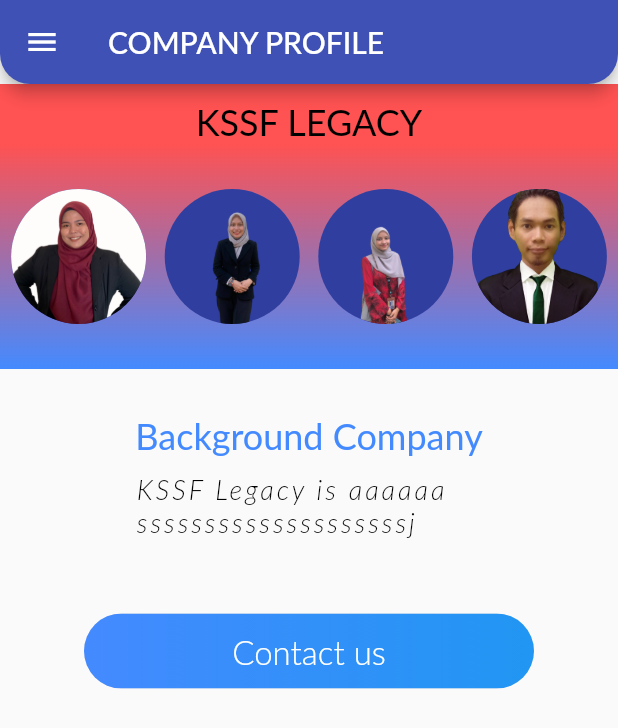
After one commit to syazanurizzati/projectgroupframework, a Flutter app: the MainPageScreen screen opened directly, in the side drawer, after a tap on "Company Profile", on a phone screen of 412 x 824 dp. The commit adds this screen. Shown: the top 728 px of the screen. Run offline on Flutter 3.47's test engine with Material 2 defaults, Android fonts, the phone set to English and light mode, and no system bars; network calls fail; Roboto replaces fonts that are missing (Lato).

Commit message:
asset_project
Latest (Profile pastu cari sendiri)

```diff
--- a/asset_project/lib/screens/add_asset.dart
+++ b/asset_project/lib/screens/add_asset.dart
@@ -68,7 +68,7 @@ class addAssetScreen extends StatelessWidget {
       ),
       validator: (value) {
         if (value!.isEmpty) {
-          return 'Subname is reqired';
+          return 'Subname is required';
         }
         return null;
       },
@@ -93,7 +93,6 @@ class addAssetScreen extends StatelessWidget {
                   : ' Registaration asset: ${DateFormat.yMd().format(_selectedDate)}',
             ),
           ),
-
           ElevatedButton.icon(
               style: ElevatedButton.styleFrom(
                 primary: Colors.blue,
@@ -141,7 +140,7 @@ class addAssetScreen extends StatelessWidget {
       keyboardType: TextInputType.text,
       validator: (value) {
         if (value!.isEmpty) {
-          return 'location is reqired';
+          return 'location is required';
         }
         return null;
       },
@@ -163,7 +162,7 @@ class addAssetScreen extends StatelessWidget {
       keyboardType: TextInputType.text,
       validator: (value) {
         if (value!.isEmpty) {
-          return 'status is reqired';
+          return 'status is required';
         }
         return null;
       },
@@ -180,7 +179,7 @@ class addAssetScreen extends StatelessWidget {
       keyboardType: TextInputType.text,
       validator: (value) {
         if (value!.isEmpty) {
-          return 'no is reqired';
+          return 'no is required';
         }
         return null;
       },
@@ -208,7 +207,8 @@ class addAssetScreen extends StatelessWidget {
   @override
   Widget build(BuildContext context) {
     return Scaffold(
-      appBar: AppBar(title: Text('INVENTORY'),
+      appBar: AppBar(
+        title: Text('ADD ASSET'),
         // leading: IconButton(onPressed: (){},
         //  icon:Icon(Icons.menu),
         //  ),
@@ -219,13 +219,10 @@ class addAssetScreen extends StatelessWidget {
         //     icon: Icon(Icons.search),
         //     ),
         //  ],
-          shape: RoundedRectangleBorder(
-            borderRadius: BorderRadius.vertical(
-              bottom: Radius.circular(20.0)
-            ),
-          ),
-          ),
-
+        shape: RoundedRectangleBorder(
+          borderRadius: BorderRadius.vertical(bottom: Radius.circular(20.0)),
+        ),
+      ),
       drawer: AppDrawer(),
       body: _isLoading
           ? Center()
--- a/asset_project/lib/screens/auth_screen.dart
+++ b/asset_project/lib/screens/auth_screen.dart
@@ -23,9 +23,9 @@ class AuthScreen extends StatelessWidget {
         children: <Widget>[
           Container(
             decoration: BoxDecoration(
-                color:Colors.teal,
-              ),
+              color: Colors.teal,
             ),
+          ),
           SingleChildScrollView(
             child: Container(
               height: deviceSize.height,
@@ -36,11 +36,11 @@ class AuthScreen extends StatelessWidget {
                 children: <Widget>[
                   Flexible(
                     child: Container(
-                      margin: EdgeInsets.only(bottom: 20.0),
-                      padding:
-                          EdgeInsets.symmetric(vertical: 8.0, horizontal: 94.0),
-                      transform: Matrix4.rotationZ(-8 * pi / 180)
-                        ..translate(-10.0),
+                      // margin: EdgeInsets.only(bottom: 20.0),
+                      // padding:
+                      //     EdgeInsets.symmetric(vertical: 8.0, horizontal: 94.0),
+                      // transform: Matrix4.rotationZ(-8 * pi / 180)
+                      // ..translate(-10.0),
                       // ..translate(-10.0),
                       // decoration: BoxDecoration(
                       //   borderRadius: BorderRadius.circular(20),
@@ -53,18 +53,19 @@ class AuthScreen extends StatelessWidget {
                       //     )
                       //   ],
                       // ),
-                      child: Text(
-                        '',
-                        style: TextStyle(
-                          color: Theme.of(context)
-                              .accentTextTheme
-                              .subtitle1
-                              ?.color,
-                          fontSize: 30,
-                          fontFamily: 'Anton',
-                          fontWeight: FontWeight.normal,
-                        ),
-                      ),
+                      child: // Text(
+                          //   '',
+                          //   style: TextStyle(
+                          //     color: Theme.of(context)
+                          //         .accentTextTheme
+                          //         .subtitle1
+                          //         ?.color,
+                          //     fontSize: 30,
+                          //     fontFamily: 'Anton',
+                          //     fontWeight: FontWeight.normal,
+                          //   ),
+                          // ),
+                          Image(image: AssetImage("assets/images/bad.png")),
                     ),
                   ),
                   Flexible(
--- a/asset_project/lib/screens/main_screen.dart
+++ b/asset_project/lib/screens/main_screen.dart
@@ -1,13 +1,13 @@
 import 'package:flutter/material.dart';
 import '../widgets/drawer.dart';
-import '../widgets/asster_list.dart';
+import '../widgets/assets_list.dart';
+
 class MainPageScreen extends StatelessWidget {
-  const MainPageScreen({ Key? key }) : super(key: key);
+  const MainPageScreen({Key? key}) : super(key: key);
 
   @override
   Widget build(BuildContext context) {
     return Scaffold(
-
       appBar: AppBar(
         title: Text('INVENTORY'),
         // leading: IconButton(onPressed: (){},
@@ -20,16 +20,14 @@ class MainPageScreen extends StatelessWidget {
         //     icon: Icon(Icons.search),
         //     ),
         //  ],
-          shape: RoundedRectangleBorder(
-            borderRadius: BorderRadius.vertical(
-              bottom: Radius.circular(20.0)
-            ),
-          ),
-         ),
+        shape: RoundedRectangleBorder(
+          borderRadius: BorderRadius.vertical(bottom: Radius.circular(20.0)),
+        ),
+      ),
 
       drawer: AppDrawer(), //calling method UI drawer
 
-      body: AsstetList(),
+      body: AssetList(),
       // PageView.builder(
       //   scrollDirection: Axis.vertical, //untuk scroll data
       //   controller: PageController(viewportFraction: .5), //size untuk display
@@ -44,7 +42,6 @@ class MainPageScreen extends StatelessWidget {
       //     );
       //   },
       // ),
-
     );
   }
 }
--- /dev/null
+++ b/asset_project/lib/screens/profile.dart
@@ -0,0 +1,175 @@
+import 'package:flutter/material.dart';
+import 'package:flutter/widgets.dart';
+import '../widgets/drawer.dart';
+
+class profile extends StatelessWidget {
+  @override
+  Widget build(BuildContext context) {
+    return Scaffold(
+      appBar: AppBar(
+        title: Text('COMPANY PROFILE'),
+        // leading: IconButton(onPressed: (){},
+        //  icon:Icon(Icons.menu),
+        //  ),
+        //  actions: [
+        //    IconButton(onPressed: (){
+        //      AppDrawer();
+        //    },
+        //     icon: Icon(Icons.search),
+        //     ),
+        //  ],
+        shape: RoundedRectangleBorder(
+          borderRadius: BorderRadius.vertical(bottom: Radius.circular(20.0)),
+        ),
+      ),
+      drawer: AppDrawer(),
+      body: Column(
+        children: <Widget>[
+          Container(
+              decoration: BoxDecoration(
+                  gradient: LinearGradient(
+                      begin: Alignment.topCenter,
+                      end: Alignment.bottomCenter,
+                      colors: [Colors.redAccent, Colors.redAccent])),
+              child: Container(
+                width: double.infinity,
+                height: 40.0,
+                child: Center(
+                  child: Column(
+                    //crossAxisAlignment: CrossAxisAlignment.center,
+                    mainAxisAlignment: MainAxisAlignment.spaceEvenly,
+                    children: <Widget>[
+                      SizedBox(
+                        height: 10.0,
+                      ),
+                      Text(
+                        "KSSF LEGACY",
+                        style: TextStyle(
+                            color: Colors.black,
+                            fontStyle: FontStyle.normal,
+                            fontSize: 24.0),
+                      ),
+                    ],
+                  ),
+                ),
+              )),
+          Container(
+              decoration: BoxDecoration(
+                  gradient: LinearGradient(
+                      begin: Alignment.topCenter,
+                      end: Alignment.bottomCenter,
+                      colors: [Colors.redAccent, Colors.blueAccent])),
+              child: Container(
+                width: double.infinity,
+                height: 150.0,
+                child: Center(
+                  child: Row(
+                    //crossAxisAlignment: CrossAxisAlignment.center,
+                    mainAxisAlignment: MainAxisAlignment.spaceEvenly,
+                    children: <Widget>[
+                      SizedBox(
+                        width: 5.0,
+                      ),
+                      CircleAvatar(
+                        backgroundImage: AssetImage("assets/images/syaza.png"),
+                        radius: 45.0,
+                      ),
+                      SizedBox(
+                        width: 10.0,
+                      ),
+                      CircleAvatar(
+                        backgroundImage: AssetImage("assets/images/fatin.png"),
+                        radius: 45.0,
+                      ),
+                      SizedBox(
+                        width: 10.0,
+                      ),
+                      CircleAvatar(
+                        backgroundImage: AssetImage("assets/images/shira.png"),
+                        radius: 45.0,
+                      ),
+                      SizedBox(
+                        width: 10.0,
+                      ),
+                      CircleAvatar(
+                        backgroundImage: AssetImage("assets/images/adha.png"),
+                        radius: 45.0,
+                      ),
+                      SizedBox(
+                        width: 5.0,
+                      ),
+                    ],
+                  ),
+                ),
+              )),
+          Container(
+            child: Padding(
+              padding:
+                  const EdgeInsets.symmetric(vertical: 30.0, horizontal: 15.0),
+              child: Column(
+                mainAxisAlignment: MainAxisAlignment.center,
+                crossAxisAlignment: CrossAxisAlignment.start,
+                children: <Widget>[
+                  Text(
+                    "Background Company",
+                    style: TextStyle(
+                        color: Colors.blueAccent,
+                        fontStyle: FontStyle.normal,
+                        fontSize: 24.0),
+                  ),
+                  SizedBox(
+                    height: 10.0,
+                  ),
+                  Text(
+                    'KSSF Legacy is aaaaaa \n'
+                    'ssssssssssssssssssssj',
+                    style: TextStyle(
+                      fontSize: 18.0,
+                      fontStyle: FontStyle.italic,
+                      fontWeight: FontWeight.w300,
+                      color: Colors.black,
+                      letterSpacing: 2.0,
+                    ),
+                  ),
+                ],
+              ),
+            ),
+          ),
+          SizedBox(
+            height: 20.0,
+          ),
+          Container(
+            width: 300.00,
+            child: RaisedButton(
+                onPressed: () {},
+                shape: RoundedRectangleBorder(
+                    borderRadius: BorderRadius.circular(80.0)),
+                elevation: 0.0,
+                padding: EdgeInsets.all(0.0),
+                child: Ink(
+                  decoration: BoxDecoration(
+                    gradient: LinearGradient(
+                        begin: Alignment.centerRight,
+                        end: Alignment.centerLeft,
+                        colors: [Colors.blue, Colors.blueAccent]),
+                    borderRadius: BorderRadius.circular(25.0),
+                  ),
+                  child: Container(
+                    constraints:
+                        BoxConstraints(maxWidth: 300.0, minHeight: 50.0),
+                    alignment: Alignment.center,
+                    child: Text(
+                      "Contact us",
+                      style: TextStyle(
+                          color: Colors.white,
+                          fontSize: 22.0,
+                          fontWeight: FontWeight.w300),
+                    ),
+                  ),
+                )),
+          ),
+        ],
+      ),
+    );
+  }
+}
--- /dev/null
+++ b/asset_project/lib/widgets/assets_list.dart
@@ -0,0 +1,31 @@
+import 'package:flutter/material.dart';
+import 'package:flutter/widgets.dart';
+import '../providers/contact.dart';
+//import 'contact_card.dart';
+
+class AssetList extends StatelessWidget {
+  //class for list data
+  @override
+  Widget build(BuildContext context) {
+    return ListView.builder(
+        //widget listdata
+        padding: const EdgeInsets.all(20),
+        itemCount: Contact.contacts.length, //kira data dlm table db
+        itemBuilder: (BuildContext context, index) {
+          final contact = Contact.contacts[index]; //mklumat data dlm table
+
+          return Card(
+              child: ListTile(
+            title: Text(contact.name),
+            subtitle: Text(contact.role),
+            leading: CircleAvatar(
+                backgroundImage: NetworkImage(
+                    "https://images.unsplash.com/photo-1547721064-da6cfb341d50")),
+            onTap: () {
+              print("Click event on Container");
+              //Navigator.of(context).pushNamed("asdasd");
+            },
+          ));
+        });
+  }
+}
--- a/asset_project/lib/widgets/drawer.dart
+++ b/asset_project/lib/widgets/drawer.dart
@@ -1,7 +1,9 @@
+import 'package:asset_project/screens/profile.dart';
 import 'package:flutter/material.dart';
 import '../screens/add_asset.dart';
 import '../providers/auth.dart';
 import 'package:provider/provider.dart';
+import '../screens/profile.dart';
 
 class AppDrawer extends StatelessWidget {
   @override
@@ -32,15 +34,17 @@ class AppDrawer extends StatelessWidget {
           ListTile(
             leading: Icon(Icons.person_outline),
             title: Text(
-              'Profile',
+              'Company Profile',
               style: TextStyle(
                 color: Colors.blue,
                 fontSize: 18,
               ),
             ),
             onTap: () {
-              Navigator.of(context)
-                  .pushReplacementNamed('/'); //nnti letak page sini
+              Navigator.push(
+                  context,
+                  MaterialPageRoute(
+                      builder: (context) => profile())); //nnti letak page sini
             },
           ),
           Divider(),
@@ -54,8 +58,11 @@ class AppDrawer extends StatelessWidget {
               ),
             ),
             onTap: () {
-              Navigator.push(context,
-               MaterialPageRoute(builder:(context) =>  addAssetScreen() )); //nnti letak page sini
+              Navigator.push(
+                  context,
+                  MaterialPageRoute(
+                      builder: (context) =>
+                          addAssetScreen())); //nnti letak page sini
             },
           ),
           Divider(),
@@ -70,7 +77,7 @@ class AppDrawer extends StatelessWidget {
             ),
             onTap: () {
               Navigator.of(context).pop();
-              Provider.of<Auth>(context,listen:false).logout();
+              Provider.of<Auth>(context, listen: false).logout();
             },
           ),
         ],
```
Also changed, not shown: asset_project/pubspec.yaml (+14 -1 lines), asset_project/assets/fonts/Anton-Regular.ttf (added), asset_project/assets/fonts/Lato-Bold.ttf (added), asset_project/assets/fonts/Lato-Regular.ttf (added), asset_project/assets/images/adha.png (added), asset_project/assets/images/bad.png (added), asset_project/assets/images/fatin.png (added), asset_project/assets/images/shira.png (added), asset_project/assets/images/syaza.png (added), asset_project/pubspec.lock, 1 other file.
